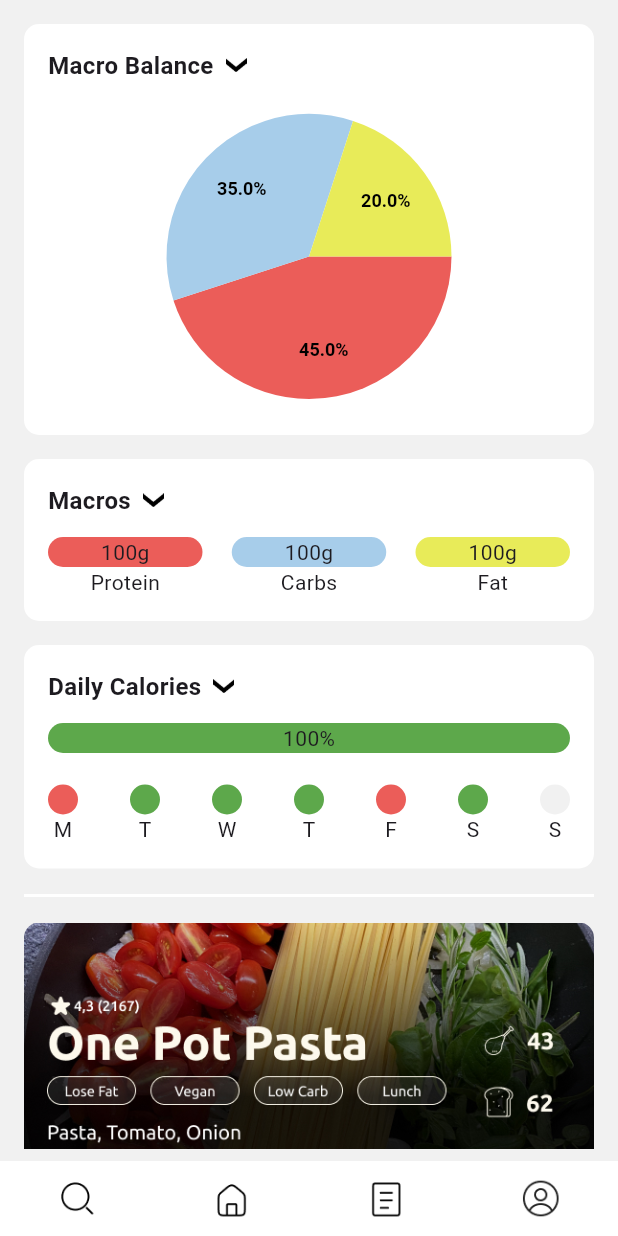
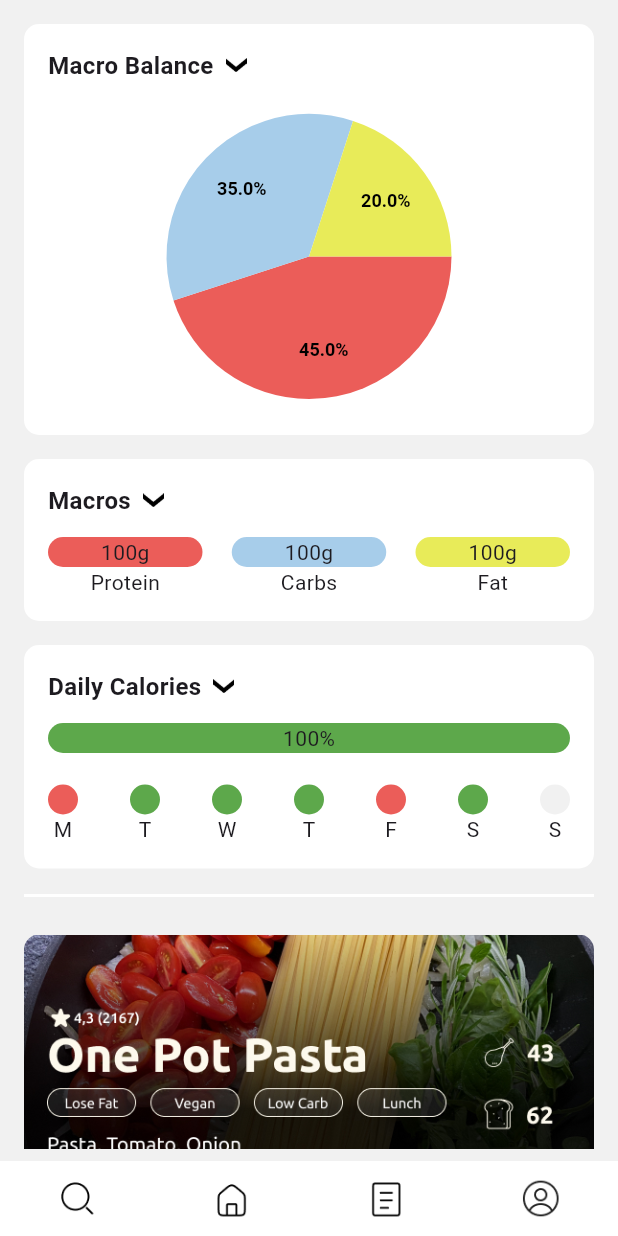
Before and after one commit to patschwendeman/mealPlaner-prototype, a Flutter app: the screen it shows after launch, on a phone screen of 412 x 824 dp. Run offline on Flutter 3.47's test engine with Material 3 defaults, Android fonts, the phone set to English and light mode, and no system bars; drawn by our look-alikes of pie_chart; our stand-ins replace flutter_bloc.

Commit message:
Changed top distance from meal card to 16px

```diff
--- a/app/lib/shared/widgets/meal_card.dart
+++ b/app/lib/shared/widgets/meal_card.dart
@@ -13,7 +13,7 @@ class _MealCardState extends State<MealCard> {
     return Container(
       width: MediaQuery.of(context).size.width,
       height: 180,
-      margin: const EdgeInsets.symmetric(vertical: 8.0),
+      margin: const EdgeInsets.only(top: 16.0),
       decoration: BoxDecoration(
         borderRadius: BorderRadius.circular(10.0),
         image: const DecorationImage(
```
